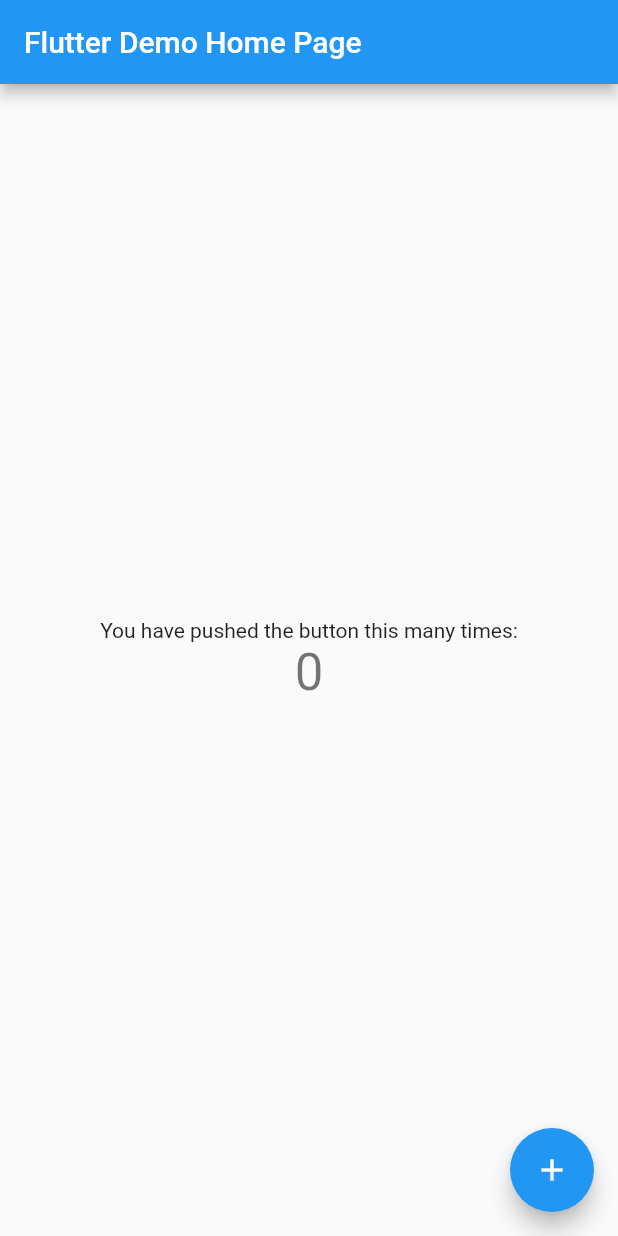
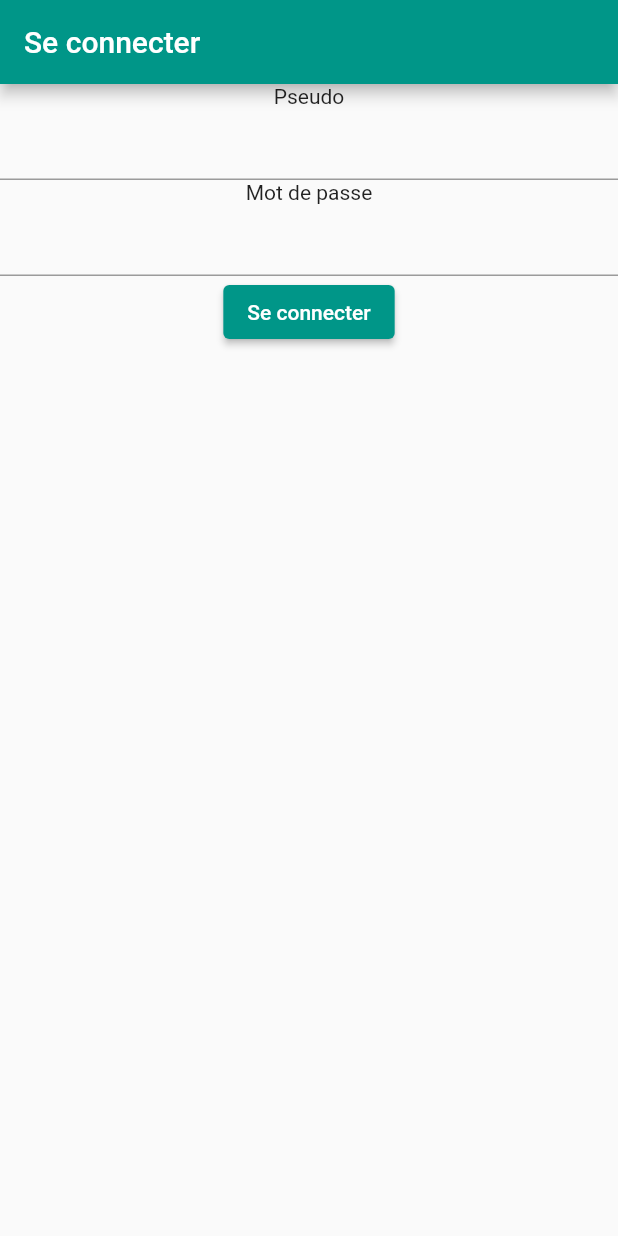
Before and after one commit to GaetanCom/CIASIE_atelier2, a Flutter app: the screen it shows after launch, on a phone screen of 412 x 824 dp. Run offline on Flutter 3.47's test engine with Material 2 defaults, Android fonts, the phone set to English and light mode, and no system bars; Roboto replaces fonts that are missing (Knewave).

Commit message:
debut app mobile

```diff
--- /dev/null
+++ b/reunion_mobile/lib/ReunionApp.dart
@@ -0,0 +1,26 @@
+import 'package:flutter/cupertino.dart';
+import 'package:flutter/material.dart';
+import 'package:reunion_mobile/pages/ConnectionPage.dart';
+
+class ReunionApp extends StatefulWidget {
+  @override
+  _ReunionAppState createState() => _ReunionAppState();
+}
+
+class _ReunionAppState extends State<ReunionApp> {
+  final RouteObserver<PageRoute> routeObserver = RouteObserver<PageRoute>();
+  @override
+  Widget build(BuildContext context) {
+    return MaterialApp(
+      navigatorObservers: [routeObserver],
+      routes: {
+        "/": (context) => ConnectionPage(),
+      },
+      title: 'Reunionou',
+      theme: ThemeData(
+        fontFamily: "Knewave",
+        primarySwatch: Colors.teal,
+      ),
+    );
+  }
+}
--- a/reunion_mobile/lib/main.dart
+++ b/reunion_mobile/lib/main.dart
@@ -1,113 +1,6 @@
 import 'package:flutter/material.dart';
+import "ReunionApp.dart";
 
 void main() {
-  runApp(MyApp());
+  runApp(ReunionApp());
 }
-
-class MyApp extends StatelessWidget {
-  // This widget is the root of your application.
-  @override
-  Widget build(BuildContext context) {
-    return MaterialApp(
-      title: 'Flutter Demo',
-      theme: ThemeData(
-        // This is the theme of your application.
-        //
-        // Try running your application with "flutter run". You'll see the
-        // application has a blue toolbar. Then, without quitting the app, try
-        // changing the primarySwatch below to Colors.green and then invoke
-        // "hot reload" (press "r" in the console where you ran "flutter run",
-        // or simply save your changes to "hot reload" in a Flutter IDE).
-        // Notice that the counter didn't reset back to zero; the application
-        // is not restarted.
-        primarySwatch: Colors.blue,
-      ),
-      home: MyHomePage(title: 'Flutter Demo Home Page'),
-    );
-  }
-}
-
-class MyHomePage extends StatefulWidget {
-  MyHomePage({Key key, this.title}) : super(key: key);
-
-  // This widget is the home page of your application. It is stateful, meaning
-  // that it has a State object (defined below) that contains fields that affect
-  // how it looks.
-
-  // This class is the configuration for the state. It holds the values (in this
-  // case the title) provided by the parent (in this case the App widget) and
-  // used by the build method of the State. Fields in a Widget subclass are
-  // always marked "final".
-
-  final String title;
-
-  @override
-  _MyHomePageState createState() => _MyHomePageState();
-}
-
-class _MyHomePageState extends State<MyHomePage> {
-  int _counter = 0;
-
-  void _incrementCounter() {
-    setState(() {
-      // This call to setState tells the Flutter framework that something has
-      // changed in this State, which causes it to rerun the build method below
-      // so that the display can reflect the updated values. If we changed
-      // _counter without calling setState(), then the build method would not be
-      // called again, and so nothing would appear to happen.
-      _counter++;
-    });
-  }
-
-  @override
-  Widget build(BuildContext context) {
-    // This method is rerun every time setState is called, for instance as done
-    // by the _incrementCounter method above.
-    //
-    // The Flutter framework has been optimized to make rerunning build methods
-    // fast, so that you can just rebuild anything that needs updating rather
-    // than having to individually change instances of widgets.
-    return Scaffold(
-      appBar: AppBar(
-        // Here we take the value from the MyHomePage object that was created by
-        // the App.build method, and use it to set our appbar title.
-        title: Text(widget.title),
-      ),
-      body: Center(
-        // Center is a layout widget. It takes a single child and positions it
-        // in the middle of the parent.
-        child: Column(
-          // Column is also a layout widget. It takes a list of children and
-          // arranges them vertically. By default, it sizes itself to fit its
-          // children horizontally, and tries to be as tall as its parent.
-          //
-          // Invoke "debug painting" (press "p" in the console, choose the
-          // "Toggle Debug Paint" action from the Flutter Inspector in Android
-          // Studio, or the "Toggle Debug Paint" command in Visual Studio Code)
-          // to see the wireframe for each widget.
-          //
-          // Column has various properties to control how it sizes itself and
-          // how it positions its children. Here we use mainAxisAlignment to
-          // center the children vertically; the main axis here is the vertical
-          // axis because Columns are vertical (the cross axis would be
-          // horizontal).
-          mainAxisAlignment: MainAxisAlignment.center,
-          children: <Widget>[
-            Text(
-              'You have pushed the button this many times:',
-            ),
-            Text(
-              '$_counter',
-              style: Theme.of(context).textTheme.headline4,
-            ),
-          ],
-        ),
-      ),
-      floatingActionButton: FloatingActionButton(
-        onPressed: _incrementCounter,
-        tooltip: 'Increment',
-        child: Icon(Icons.add),
-      ), // This trailing comma makes auto-formatting nicer for build methods.
-    );
-  }
-}
--- /dev/null
+++ b/reunion_mobile/lib/pages/ConnectionPage.dart
@@ -0,0 +1,17 @@
+import 'package:flutter/cupertino.dart';
+import 'package:flutter/material.dart';
+import 'package:reunion_mobile/widgets/ConnectionWidget.dart';
+
+class ConnectionPage extends StatelessWidget {
+  @override
+  Widget build(BuildContext context) {
+    return Scaffold(
+      appBar: AppBar(
+        title: Text("Se connecter"),
+      ),
+      body: Center(
+        child: ConnectionWidget(),
+      ),
+    );
+  }
+}
--- /dev/null
+++ b/reunion_mobile/lib/widgets/ConnectionWidget.dart
@@ -0,0 +1,74 @@
+import 'dart:convert';
+
+import 'package:flutter/cupertino.dart';
+import 'package:flutter/material.dart';
+import 'package:http/http.dart' as http;
+
+class ConnectionWidget extends StatefulWidget {
+  @override
+  _ConnectionWidgetState createState() => _ConnectionWidgetState();
+}
+
+class _ConnectionWidgetState extends State<ConnectionWidget> {
+  final formkey = GlobalKey<FormState>();
+
+  Future<bool> isRegistered() async {
+    final response =
+        await http.get(Uri.https('http://localhost:19080', 'users'));
+    ScaffoldMessenger.of(context)
+        .showSnackBar(SnackBar(content: Text(jsonDecode(response.body))));
+    /*if (response.statusCode == 200) {
+      // If the server did return a 200 OK response,
+      // then parse the JSON.
+      return Album.fromJson(jsonDecode(response.body));
+    } else {
+      // If the server did not return a 200 OK response,
+      // then throw an exception.
+      throw Exception('Failed to load album');
+    }*/
+  }
+
+  void seConnecter() {
+    if (formkey.currentState.validate()) {
+      // If the form is valid, display a snackbar. In the real world,
+      // you'd often call a server or save the information in a database.
+      //ScaffoldMessenger.of(context).showSnackBar(SnackBar(content: Text('Processing Data')));
+      isRegistered();
+    }
+  }
+
+  @override
+  Widget build(BuildContext context) {
+    return Form(
+      key: formkey,
+      child: Column(
+        children: <Widget>[
+          Text("Pseudo"),
+          TextFormField(
+            validator: (value) {
+              if (value == null || value.isEmpty) {
+                return 'Veuillez entrer un pseudo';
+              }
+              return null;
+            },
+          ),
+          Text("Mot de passe"),
+          TextFormField(
+            obscureText: true,
+            validator: (value) {
+              if (value == null || value.isEmpty) {
+                return 'Veuillez entrer un mot de passe';
+              }
+              return null;
+            },
+          ),
+          ElevatedButton(
+            onPressed: seConnecter,
+            child: Text('Se connecter'),
+          ),
+          // Add TextFormFields and ElevatedButton here.
+        ],
+      ),
+    );
+  }
+}
--- a/reunion_mobile/pubspec.yaml
+++ b/reunion_mobile/pubspec.yaml
@@ -18,11 +18,12 @@
 version: 1.0.0+1
 
 environment:
-  sdk: ">=2.7.0 <3.0.0"
+  sdk: ">=2.12.0 <3.0.0"
 
 dependencies:
   flutter:
     sdk: flutter
+  http: "0.13.1"
 
 
   # The following adds the Cupertino Icons font to your application.
```
Also changed, not shown: reunion_mobile/pubspec.lock.
